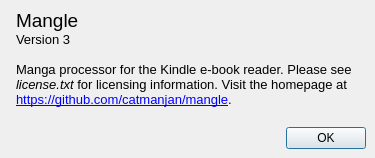
First picture: the form in mangle/ui/about.ui, repository FooSoft/mangle, before the edit.
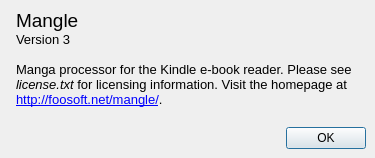
Second picture: the form after the edit. Icons and pictures are not drawn.

Commit message: Fixing a couple of missed URLs in about dialog

```diff
--- a/mangle/ui/about.ui
+++ b/mangle/ui/about.ui
@@ -51,7 +51,7 @@
 &lt;p style=&quot; margin-top:0px; margin-bottom:0px; margin-left:0px; margin-right:0px; -qt-block-indent:0; text-indent:0px;&quot;&gt;&lt;span style=&quot; font-family:'Sans'; font-size:14pt;&quot;&gt;Mangle&lt;/span&gt;&lt;/p&gt;
 &lt;p style=&quot; margin-top:0px; margin-bottom:0px; margin-left:0px; margin-right:0px; -qt-block-indent:0; text-indent:0px;&quot;&gt;&lt;span style=&quot; font-family:'Sans';&quot;&gt;Version 3&lt;/span&gt;&lt;/p&gt;
 &lt;p style=&quot;-qt-paragraph-type:empty; margin-top:0px; margin-bottom:0px; margin-left:0px; margin-right:0px; -qt-block-indent:0; text-indent:0px; font-family:'Sans';&quot;&gt;&lt;/p&gt;
-&lt;p style=&quot; margin-top:0px; margin-bottom:0px; margin-left:0px; margin-right:0px; -qt-block-indent:0; text-indent:0px;&quot;&gt;&lt;span style=&quot; font-family:'Sans';&quot;&gt;Manga processor for the Kindle e-book reader. Please see &lt;/span&gt;&lt;span style=&quot; font-family:'Sans'; font-style:italic;&quot;&gt;license.txt&lt;/span&gt;&lt;span style=&quot; font-family:'Sans';&quot;&gt; for licensing information. Visit the homepage at &lt;/span&gt;&lt;a href=&quot;https://github.com/catmanjan/mangle&quot;&gt;&lt;span style=&quot; font-family:'Sans'; text-decoration: underline; color:#0000ff;&quot;&gt;https://github.com/catmanjan/mangle&lt;/span&gt;&lt;/a&gt;&lt;span style=&quot; font-family:'Sans';&quot;&gt;.&lt;/span&gt;&lt;/p&gt;&lt;/body&gt;&lt;/html&gt;</string>
+&lt;p style=&quot; margin-top:0px; margin-bottom:0px; margin-left:0px; margin-right:0px; -qt-block-indent:0; text-indent:0px;&quot;&gt;&lt;span style=&quot; font-family:'Sans';&quot;&gt;Manga processor for the Kindle e-book reader. Please see &lt;/span&gt;&lt;span style=&quot; font-family:'Sans'; font-style:italic;&quot;&gt;license.txt&lt;/span&gt;&lt;span style=&quot; font-family:'Sans';&quot;&gt; for licensing information. Visit the homepage at &lt;/span&gt;&lt;a href=&quot;http://foosoft.net/mangle&quot;&gt;&lt;span style=&quot; font-family:'Sans'; text-decoration: underline; color:#0000ff;&quot;&gt;http://foosoft.net/mangle/&lt;/span&gt;&lt;/a&gt;&lt;span style=&quot; font-family:'Sans';&quot;&gt;.&lt;/span&gt;&lt;/p&gt;&lt;/body&gt;&lt;/html&gt;</string>
        </property>
        <property name="wordWrap">
         <bool>true</bool>
```
